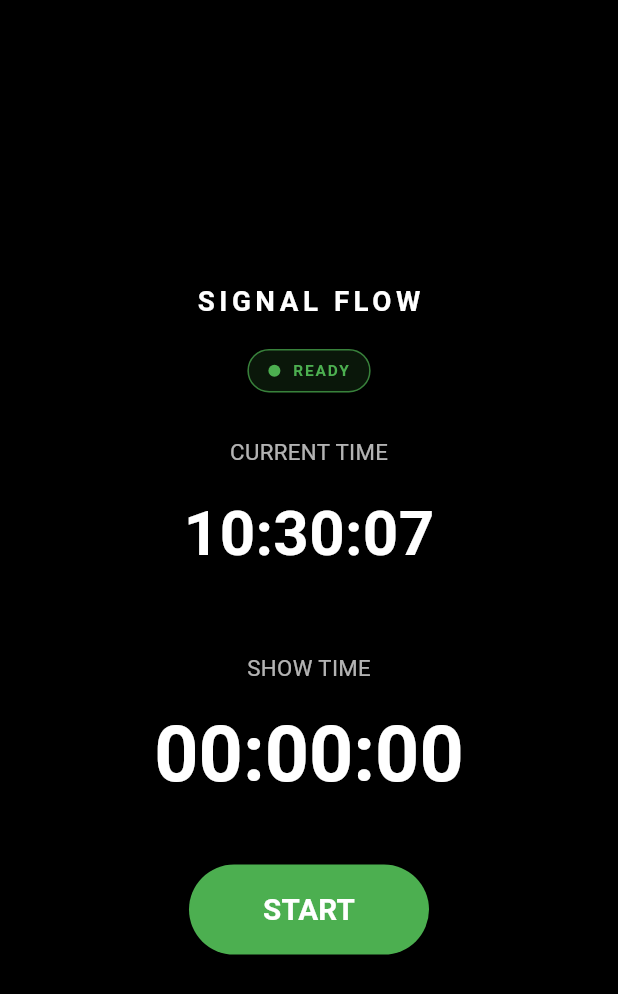
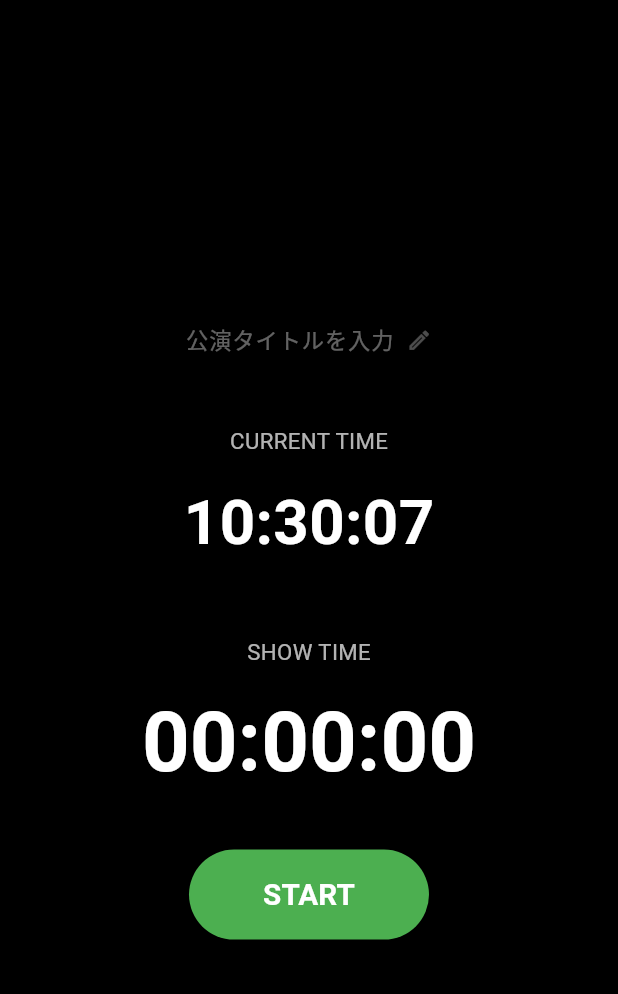
Before and after one commit to SIGNAL-FLOW-LAB/signal-flow-show-time, a Flutter app: the screen it shows after launch, on a phone screen of 412 x 824 dp. Shown: the top 994 px of the screen. Run offline on Flutter 3.47's test engine with Material 3 defaults, Android fonts, the phone set to English and light mode, and no system bars; our stand-ins replace shared_preferences.

Commit message:
v0.08 Add editable persistent show title

```diff
--- a/lib/main.dart
+++ b/lib/main.dart
@@ -2,6 +2,7 @@ import 'dart:async';
 import 'dart:ui';
 
 import 'package:flutter/material.dart';
+import 'package:shared_preferences/shared_preferences.dart';
 
 void main() {
   runApp(const ShowTimeApp());
@@ -30,6 +31,12 @@ class ShowTimeScreen extends StatefulWidget {
 }
 
 class _ShowTimeScreenState extends State<ShowTimeScreen> {
+  static const String _showTitleKey = 'show_title';
+
+  final SharedPreferencesAsync _preferences = SharedPreferencesAsync();
+  final TextEditingController _titleController = TextEditingController();
+  final FocusNode _titleFocusNode = FocusNode();
+
   late final Timer _screenTimer;
 
   DateTime _currentTime = DateTime.now();
@@ -40,12 +47,21 @@ class _ShowTimeScreenState extends State<ShowTimeScreen> {
   Duration _completedRunTime = Duration.zero;
   Duration _showElapsed = Duration.zero;
 
+  String _showTitle = '';
+  bool _isEditingTitle = false;
+
   @override
   void initState() {
     super.initState();
 
+    _loadShowTitle();
+
     _screenTimer = Timer.periodic(const Duration(milliseconds: 200), (_) {
       final now = DateTime.now();
+
+      if (!mounted) {
+        return;
+      }
 
       setState(() {
         _currentTime = now;
@@ -62,7 +78,69 @@ class _ShowTimeScreenState extends State<ShowTimeScreen> {
   @override
   void dispose() {
     _screenTimer.cancel();
+    _titleController.dispose();
+    _titleFocusNode.dispose();
     super.dispose();
+  }
+
+  Future<void> _loadShowTitle() async {
+    final savedTitle = await _preferences.getString(_showTitleKey) ?? '';
+
+    if (!mounted) {
+      return;
+    }
+
+    setState(() {
+      _showTitle = savedTitle.trim();
+      _titleController.text = _showTitle;
+    });
+  }
+
+  void _beginTitleEditing() {
+    _titleController.text = _showTitle;
+
+    setState(() {
+      _isEditingTitle = true;
+    });
+
+    WidgetsBinding.instance.addPostFrameCallback((_) {
+      if (!mounted) {
+        return;
+      }
+
+      _titleFocusNode.requestFocus();
+
+      _titleController.selection = TextSelection(
+        baseOffset: 0,
+        extentOffset: _titleController.text.length,
+      );
+    });
+  }
+
+  Future<void> _saveShowTitle() async {
+    final newTitle = _titleController.text.trim();
+
+    setState(() {
+      _showTitle = newTitle;
+      _isEditingTitle = false;
+    });
+
+    _titleFocusNode.unfocus();
+
+    if (newTitle.isEmpty) {
+      await _preferences.remove(_showTitleKey);
+    } else {
+      await _preferences.setString(_showTitleKey, newTitle);
+    }
+  }
+
+  void _cancelTitleEditing() {
+    _titleController.text = _showTitle;
+    _titleFocusNode.unfocus();
+
+    setState(() {
+      _isEditingTitle = false;
+    });
   }
 
   void _startShowTime() {
@@ -130,28 +208,6 @@ class _ShowTimeScreenState extends State<ShowTimeScreen> {
     return '$hoursText:$minutesText:$secondsText';
   }
 
-  String get _statusText {
-    switch (_timerStatus) {
-      case ShowTimerStatus.idle:
-        return 'READY';
-      case ShowTimerStatus.running:
-        return 'RUNNING';
-      case ShowTimerStatus.paused:
-        return 'PAUSED';
-    }
-  }
-
-  Color get _statusColor {
-    switch (_timerStatus) {
-      case ShowTimerStatus.idle:
-        return Colors.green;
-      case ShowTimerStatus.running:
-        return Colors.greenAccent;
-      case ShowTimerStatus.paused:
-        return Colors.amber;
-    }
-  }
-
   Color get _showTimeColor {
     switch (_timerStatus) {
       case ShowTimerStatus.idle:
@@ -167,46 +223,118 @@ class _ShowTimeScreenState extends State<ShowTimeScreen> {
     return value.clamp(minimum, maximum).toDouble();
   }
 
-  Widget _buildStatusIndicator({required double fontSize}) {
-    return AnimatedContainer(
-      duration: const Duration(milliseconds: 180),
-      curve: Curves.easeOut,
-      padding: const EdgeInsets.symmetric(horizontal: 13, vertical: 6),
-      decoration: BoxDecoration(
-        color: _statusColor.withValues(alpha: 0.13),
-        borderRadius: BorderRadius.circular(30),
-        border: Border.all(
-          color: _statusColor.withValues(alpha: 0.7),
-          width: 1,
+  Widget _buildShowTitle({
+    required double fontSize,
+    required double availableWidth,
+  }) {
+    if (_isEditingTitle) {
+      return ConstrainedBox(
+        constraints: BoxConstraints(maxWidth: availableWidth),
+        child: Row(
+          crossAxisAlignment: CrossAxisAlignment.center,
+          children: [
+            Expanded(
+              child: TextField(
+                controller: _titleController,
+                focusNode: _titleFocusNode,
+                maxLines: 2,
+                minLines: 1,
+                maxLength: 60,
+                textAlign: TextAlign.center,
+                textCapitalization: TextCapitalization.sentences,
+                style: TextStyle(
+                  color: Colors.white,
+                  fontSize: fontSize,
+                  fontWeight: FontWeight.w600,
+                  height: 1.2,
+                  letterSpacing: 0.6,
+                ),
+                decoration: InputDecoration(
+                  hintText: '公演名・会場名・開演時刻など',
+                  hintStyle: TextStyle(
+                    color: Colors.white38,
+                    fontSize: fontSize * 0.78,
+                    fontWeight: FontWeight.w400,
+                  ),
+                  counterText: '',
+                  contentPadding: const EdgeInsets.symmetric(
+                    horizontal: 12,
+                    vertical: 10,
+                  ),
+                  enabledBorder: OutlineInputBorder(
+                    borderRadius: BorderRadius.circular(10),
+                    borderSide: const BorderSide(color: Colors.white30),
+                  ),
+                  focusedBorder: OutlineInputBorder(
+                    borderRadius: BorderRadius.circular(10),
+                    borderSide: const BorderSide(
+                      color: Colors.white70,
+                      width: 1.5,
                     ),
                   ),
+                ),
+                onSubmitted: (_) => _saveShowTitle(),
+              ),
+            ),
+            const SizedBox(width: 8),
+            IconButton(
+              tooltip: '保存',
+              onPressed: _saveShowTitle,
+              icon: const Icon(
+                Icons.check_circle_outline,
+                color: Colors.greenAccent,
+              ),
+            ),
+            IconButton(
+              tooltip: 'キャンセル',
+              onPressed: _cancelTitleEditing,
+              icon: const Icon(Icons.close, color: Colors.white54),
+            ),
+          ],
+        ),
+      );
+    }
+
+    return Semantics(
+      button: true,
+      label: _showTitle.isEmpty ? '公演タイトルを入力' : '公演タイトルを編集',
+      child: InkWell(
+        borderRadius: BorderRadius.circular(10),
+        onTap: _beginTitleEditing,
+        child: ConstrainedBox(
+          constraints: BoxConstraints(minHeight: 58, maxWidth: availableWidth),
+          child: Padding(
+            padding: const EdgeInsets.symmetric(horizontal: 16, vertical: 8),
             child: Row(
               mainAxisSize: MainAxisSize.min,
               children: [
-          AnimatedContainer(
-            duration: const Duration(milliseconds: 180),
-            width: 8,
-            height: 8,
-            decoration: BoxDecoration(
-              color: _statusColor,
-              shape: BoxShape.circle,
+                Flexible(
+                  child: Text(
+                    _showTitle.isEmpty ? '公演タイトルを入力' : _showTitle,
+                    maxLines: 2,
+                    overflow: TextOverflow.ellipsis,
+                    textAlign: TextAlign.center,
+                    style: TextStyle(
+                      color: _showTitle.isEmpty ? Colors.white38 : Colors.white,
+                      fontSize: _showTitle.isEmpty ? fontSize * 0.72 : fontSize,
+                      fontWeight: _showTitle.isEmpty
+                          ? FontWeight.w400
+                          : FontWeight.w600,
+                      height: 1.2,
+                      letterSpacing: 0.6,
+                    ),
                   ),
                 ),
                 const SizedBox(width: 8),
-          AnimatedSwitcher(
-            duration: const Duration(milliseconds: 160),
-            child: Text(
-              _statusText,
-              key: ValueKey(_timerStatus),
-              style: TextStyle(
-                color: _statusColor,
-                fontSize: fontSize,
-                fontWeight: FontWeight.w700,
-                letterSpacing: 1.2,
+                const Icon(
+                  Icons.edit_outlined,
+                  size: 17,
+                  color: Colors.white30,
+                ),
+              ],
             ),
           ),
         ),
-        ],
       ),
     );
   }
@@ -313,17 +441,6 @@ class _ShowTimeScreenState extends State<ShowTimeScreen> {
 
     return AnimatedSwitcher(
       duration: const Duration(milliseconds: 180),
-      switchInCurve: Curves.easeOut,
-      switchOutCurve: Curves.easeIn,
-      transitionBuilder: (child, animation) {
-        return FadeTransition(
-          opacity: animation,
-          child: ScaleTransition(
-            scale: Tween<double>(begin: 0.97, end: 1).animate(animation),
-            child: child,
-          ),
-        );
-      },
       child: control,
     );
   }
@@ -341,25 +458,23 @@ class _ShowTimeScreenState extends State<ShowTimeScreen> {
 
             final horizontalPadding = _clamp(width * 0.06, 16, 64);
 
-            final brandFontSize = _clamp(shortestSide * 0.045, 15, 22);
+            final titleFontSize = _clamp(shortestSide * 0.05, 18, 28);
 
-            final statusFontSize = _clamp(shortestSide * 0.025, 10, 13);
+            final titleWidth = _clamp(width * 0.82, 300, 760);
 
             final labelFontSize = _clamp(shortestSide * 0.036, 13, 18);
 
             final currentTimeFontSize = _clamp(shortestSide * 0.115, 34, 56);
 
-            final showTimeFontSize = _clamp(shortestSide * 0.125, 36, 60);
+            final showTimeFontSize = _clamp(shortestSide * 0.135, 38, 68);
 
-            final brandStatusGap = _clamp(height * 0.025, 10, 18);
+            final titleGap = _clamp(height * 0.035, 14, 28);
 
-            final largeGap = _clamp(height * 0.035, 14, 30);
-
-            final sectionGap = _clamp(height * 0.06, 22, 52);
+            final sectionGap = _clamp(height * 0.055, 20, 48);
 
             final labelGap = _clamp(height * 0.018, 8, 16);
 
-            final buttonTopGap = _clamp(height * 0.05, 18, 45);
+            final buttonTopGap = _clamp(height * 0.045, 18, 42);
 
             final buttonWidth = _clamp(width * 0.38, 160, 220);
 
@@ -376,18 +491,11 @@ class _ShowTimeScreenState extends State<ShowTimeScreen> {
                 child: Column(
                   mainAxisAlignment: MainAxisAlignment.center,
                   children: [
-                    Text(
-                      'SIGNAL FLOW',
-                      style: TextStyle(
-                        color: Colors.white,
-                        fontSize: brandFontSize,
-                        fontWeight: FontWeight.w600,
-                        letterSpacing: 3,
+                    _buildShowTitle(
+                      fontSize: titleFontSize,
+                      availableWidth: titleWidth,
                     ),
-                    ),
-                    SizedBox(height: brandStatusGap),
-                    _buildStatusIndicator(fontSize: statusFontSize),
-                    SizedBox(height: largeGap),
+                    SizedBox(height: titleGap),
                     Text(
                       'CURRENT TIME',
                       style: TextStyle(
@@ -429,7 +537,6 @@ class _ShowTimeScreenState extends State<ShowTimeScreen> {
                         fit: BoxFit.scaleDown,
                         child: AnimatedDefaultTextStyle(
                           duration: const Duration(milliseconds: 180),
-                          curve: Curves.easeOut,
                           style: TextStyle(
                             color: _showTimeColor,
                             fontSize: showTimeFontSize,
--- a/pubspec.yaml
+++ b/pubspec.yaml
@@ -34,6 +34,7 @@ dependencies:
   # The following adds the Cupertino Icons font to your application.
   # Use with the CupertinoIcons class for iOS style icons.
   cupertino_icons: ^1.0.8
+  shared_preferences: ^2.5.5
 
 dev_dependencies:
   flutter_test:
```
Also changed, not shown: pubspec.lock. Lines whose indentation alone changed are shown as unchanged.
